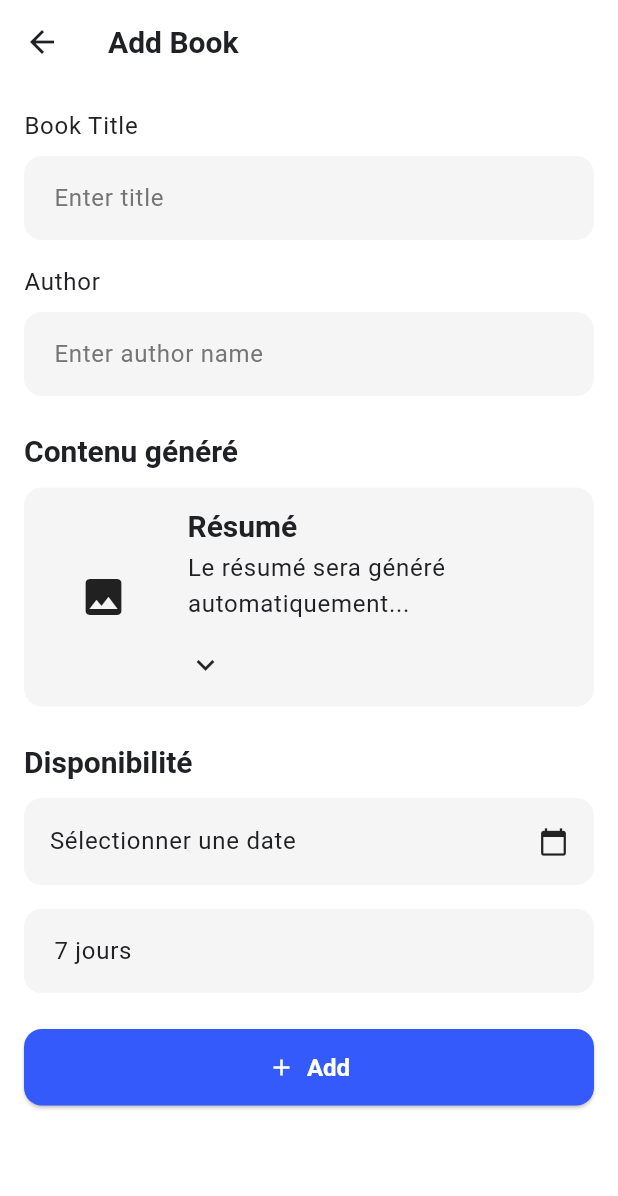
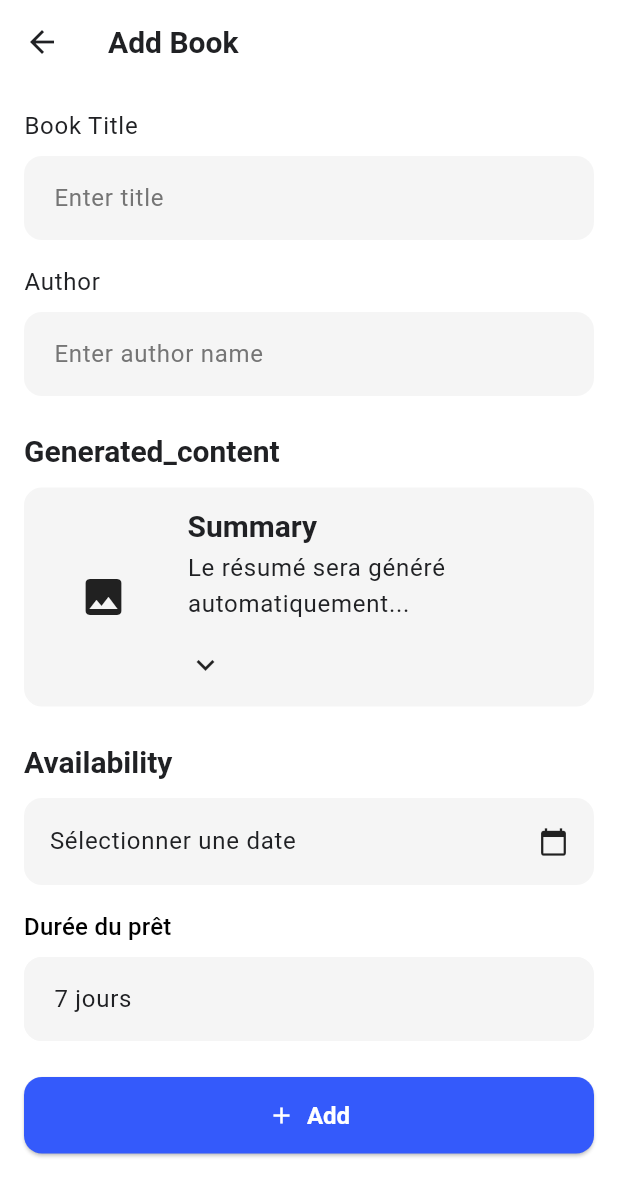
Before and after one commit to iheb2023-web/PFESofBiblio, a Flutter app: the AddBookScreen screen opened directly, on a phone screen of 412 x 824 dp. Shown: the top 1196 px of the screen. Run offline on Flutter 3.47's test engine with Material 3 defaults, Android fonts, the phone set to English and light mode, and no system bars; our stand-ins replace get, local_auth, lottie, shared_preferences, smooth_page_indicator; accounts and stored records are empty; Roboto replaces fonts that are missing (Sora).

Commit message:
amelioration de code

```diff
--- a/app/lib/controllers/theme_controller.dart
+++ b/app/lib/controllers/theme_controller.dart
@@ -2,7 +2,7 @@ import 'package:get/get.dart';
 import 'package:flutter/material.dart';
 import 'package:shared_preferences/shared_preferences.dart';
 
-class ThemeController extends GetxController {
+class ThemeController  extends GetxController {
   final _isDarkMode = false.obs;
   final _themeKey = 'isDarkMode';
 
--- a/app/lib/services/storage_service.dart
+++ b/app/lib/services/storage_service.dart
@@ -38,7 +38,7 @@ class StorageService {
     await _prefs.remove('user_session');
   }
 
-  // Stockage des données utilisateur
+  // Stockage des données utilisateur sous form de json
   Future<void> saveUser(String userJson) async {
     await _prefs.setString('user_data', userJson);
   }
--- a/app/lib/views/Ajouter_livre/ajouter_livre.dart
+++ b/app/lib/views/Ajouter_livre/ajouter_livre.dart
@@ -283,7 +283,7 @@ class _AddBookScreenState extends State<AddBookScreen> {
             const SizedBox(width: 16),
             Expanded(
               child: _buildEditableField(
-                'Date de Publication',
+                'Publication_date'.tr,
                 TextEditingController(text: bookData?.publishedDate ?? ''),
                 controller,
                 readOnly: true,
@@ -296,7 +296,7 @@ class _AddBookScreenState extends State<AddBookScreen> {
           children: [
             Expanded(
               child: _buildEditableField(
-                'Nombre de pages',
+                'Number_of_pages'.tr,
                 pageCountController..text = bookData?.pageCount.toString() ?? '',
                 controller,
                 keyboardType: TextInputType.number,
@@ -305,7 +305,7 @@ class _AddBookScreenState extends State<AddBookScreen> {
             const SizedBox(width: 16),
             Expanded(
               child: _buildEditableField(
-                'Langue',
+                'language'.tr,
                 languageController..text = bookData?.language.toUpperCase() ?? '',
                 controller,
               ),
@@ -314,13 +314,13 @@ class _AddBookScreenState extends State<AddBookScreen> {
         ),
         const SizedBox(height: 16),
         _buildEditableField(
-          'Catégorie',
+          'Category'.tr,
           categoryController..text = bookData?.category ?? '',
           controller,
         ),
         const SizedBox(height: 16),
         Text(
-          'Description',
+          'Description'.tr,
           style: Theme.of(context).textTheme.titleMedium,
         ),
         const SizedBox(height: 8),
@@ -377,7 +377,7 @@ class _AddBookScreenState extends State<AddBookScreen> {
       crossAxisAlignment: CrossAxisAlignment.start,
       children: [
         Text(
-          'Contenu généré',
+          'Generated_content'.tr,
           style: Theme.of(context).textTheme.titleLarge?.copyWith(
             fontWeight: FontWeight.bold,
           ),
@@ -410,7 +410,7 @@ class _AddBookScreenState extends State<AddBookScreen> {
       crossAxisAlignment: CrossAxisAlignment.start,
       children: [
         Text(
-          'Disponibilité',
+          'Availability'.tr,
           style: Theme.of(context).textTheme.titleLarge?.copyWith(
             fontWeight: FontWeight.bold,
           ),
@@ -551,7 +551,7 @@ class _AddBookScreenState extends State<AddBookScreen> {
         crossAxisAlignment: CrossAxisAlignment.start,
         children: [
           Text(
-            'Résumé',
+            'Summary'.tr,
             style: Theme.of(context).textTheme.titleLarge?.copyWith(
               fontWeight: FontWeight.bold,
             ),
@@ -628,7 +628,15 @@ class _AddBookScreenState extends State<AddBookScreen> {
   }
 
   Widget _buildDurationField(ThemeController controller) {
-    return TextField(
+    return Column(
+      crossAxisAlignment: CrossAxisAlignment.start,
+      children: [
+        Text(
+          'Durée du prêt'.tr,
+          style: Theme.of(context).textTheme.titleMedium,
+        ),
+        const SizedBox(height: 8),
+        TextField(
           controller: durationController,
           decoration: InputDecoration(
             border: OutlineInputBorder(
@@ -648,6 +656,8 @@ class _AddBookScreenState extends State<AddBookScreen> {
             filled: true,
           ),
           style: Theme.of(context).textTheme.bodyLarge,
+        ),
+      ],
     );
   }
 }
--- a/frontend/package.json
+++ b/frontend/package.json
@@ -25,7 +25,7 @@
     "zone.js": "~0.13.0"
   },
   "devDependencies": {
-    "@angular-devkit/build-angular": "^16.1.0",
+    "@angular-devkit/build-angular": "^16.2.16",
     "@angular/cli": "~16.1.0",
     "@angular/compiler-cli": "^16.1.0",
     "@types/jasmine": "~4.3.0",
```
Also changed, not shown: app/lib/controllers/auth_controller.dart (+4 -34 lines), app/lib/services/auth_service.dart (+0 -37 lines), app/lib/views/Authentification/login/LoginPage.dart (+23 -23 lines), frontend/package-lock.json, 12 other files. Lines whose indentation alone changed are shown as unchanged.
